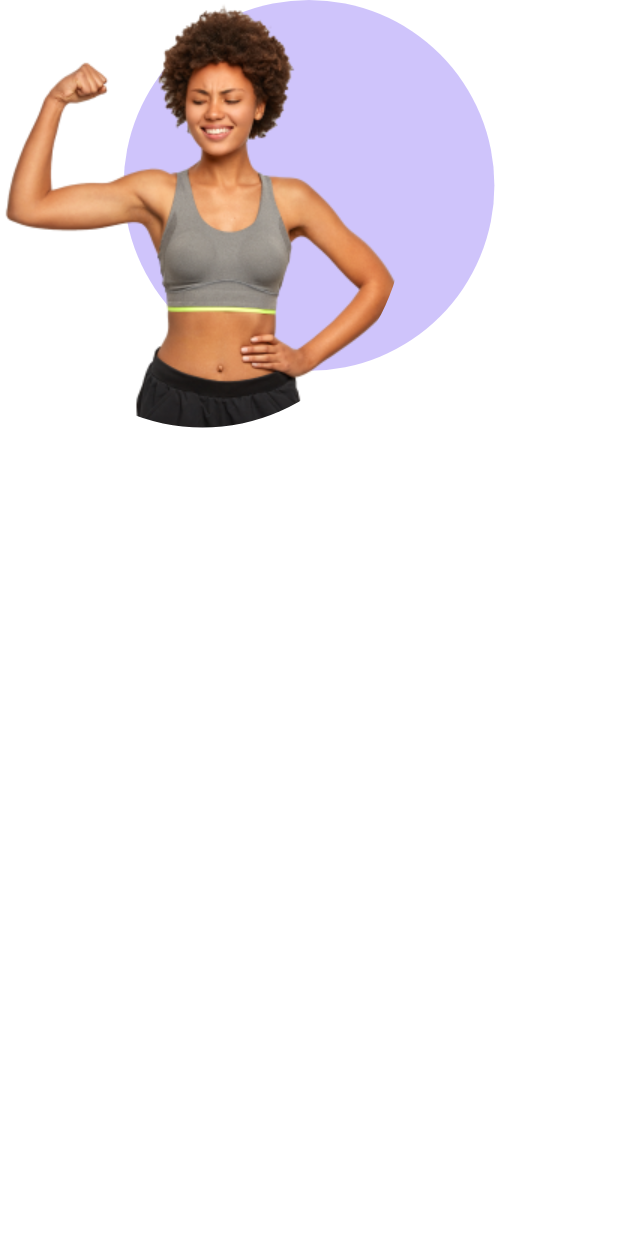
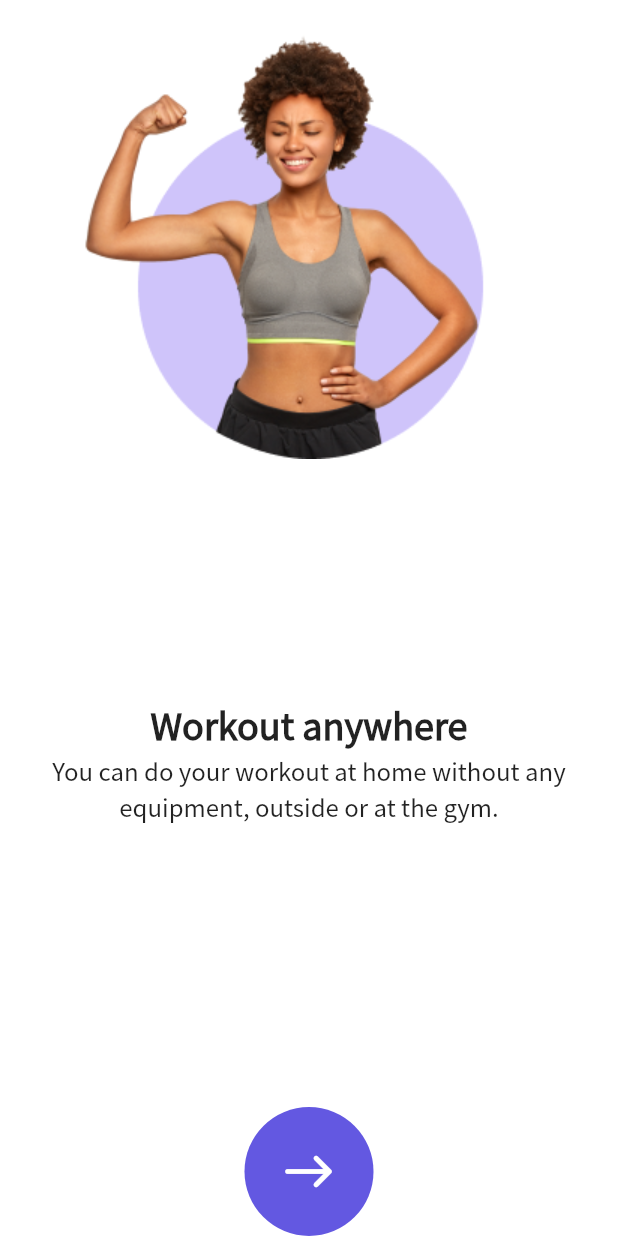
Before and after one commit to perpetio/fitness, a Flutter app: the screen it shows after launch, on a phone screen of 412 x 824 dp. Run offline on Flutter 3.47's test engine with Material 2 defaults, Android fonts, the phone set to English and light mode, and no system bars.

Commit message:
Start onboarding screen development

```diff
--- a/lib/constants.dart
+++ b/lib/constants.dart
@@ -1,3 +1,4 @@
 import 'package:flutter/material.dart';
 
 const kTextColor = Color(0xFF1F2022);
+const kPrimaryColor = Color(0xFF6358E1);
--- a/lib/screens/onboarding/components/body.dart
+++ b/lib/screens/onboarding/components/body.dart
@@ -1,3 +1,4 @@
+import 'package:fitness_flutter/constants.dart';
 import 'package:fitness_flutter/size_config.dart';
 import 'package:flutter/material.dart';
 
@@ -6,25 +7,84 @@ class Body extends StatelessWidget {
   Widget build(BuildContext context) {
     return SafeArea(
       child: Column(
+        // crossAxisAlignment: CrossAxisAlignment.center,
         children: [
           Expanded(
             flex: 4,
-            child: Stack(
+            child: OnboardingTile(
+              title: 'Workout anywhere',
+              mainText:
+                  'You can do your workout at home without any equipment, outside or at the gym.',
+              imagePath: 'assets/images/onboarding/onboarding1.png',
+            ),
+          ),
+          Expanded(
+            flex: 2,
+            child: Column(
               children: [
-                Container(
-                  height: SizeConfig.screenHeight * 0.30,
-                  decoration: BoxDecoration(
-                    color: Color(0xFFCFC4FB),
-                    shape: BoxShape.circle,
+                Row(
+                    // children: List.generate(3, (index) => _buildDot()),
+                    ),
+                Spacer(),
+                Material(
+                  shape: CircleBorder(),
+                  color: kPrimaryColor,
+                  child: RawMaterialButton(
+                    shape: CircleBorder(),
+                    onPressed: () {},
+                    child: Padding(
+                      padding: const EdgeInsets.all(24.0),
+                      child: Icon(
+                        Icons.east_rounded,
+                        size: 38.0,
+                        color: Colors.white,
+                      ),
+                    ),
                   ),
-                ),
-                ClipOval(child: Image.asset('assets/images/3_6.png'))
+                )
               ],
             ),
           ),
-          Expanded(flex: 2, child: Container())
         ],
       ),
     );
   }
 }
+
+class OnboardingTile extends StatelessWidget {
+  final title, imagePath, mainText;
+
+  OnboardingTile({this.imagePath, this.mainText, this.title});
+
+  @override
+  Widget build(BuildContext context) {
+    return Column(
+      children: [
+        Padding(
+          padding: EdgeInsets.only(right: SizeConfig.screenWidth * 0.075),
+          child: Image.asset(imagePath),
+        ),
+        Spacer(),
+        Text(
+          title,
+          style: TextStyle(
+            fontWeight: FontWeight.w700,
+            fontSize: 24.0,
+          ),
+        ),
+        Padding(
+          padding: EdgeInsets.symmetric(
+            horizontal: SizeConfig.screenWidth / 100,
+          ),
+          child: Text(
+            mainText,
+            style: TextStyle(
+              fontSize: 16.0,
+            ),
+            textAlign: TextAlign.center,
+          ),
+        ),
+      ],
+    );
+  }
+}
--- /dev/null
+++ b/lib/screens/onboarding/components/onboarding_clipper.dart
@@ -0,0 +1,13 @@
+import 'package:flutter/material.dart';
+
+class OnboardingClipper extends CustomClipper<Rect> {
+  @override
+  Rect getClip(Size size) {
+    return Rect.fromLTWH(0, 0, size.width + 25, size.height);
+  }
+
+  @override
+  bool shouldReclip(covariant CustomClipper<Rect> oldClipper) {
+    return false;
+  }
+}
--- a/pubspec.yaml
+++ b/pubspec.yaml
@@ -28,6 +28,8 @@ dependencies:
   # The following adds the Cupertino Icons font to your application.
   # Use with the CupertinoIcons class for iOS style icons.
   cupertino_icons: ^1.0.2
+  smooth_page_indicator: ^0.2.3
+  step_progress_indicator: ^1.0.0
 
 dev_dependencies:
   flutter_test:
@@ -43,7 +45,7 @@ flutter:
   # To add assets to your application, add an assets section, like this:
   assets:
     - assets/icons/
-    - assets/images/
+    - assets/images/onboarding/
 
   # An image asset can refer to one or more resolution-specific "variants", see
   # https://flutter.dev/assets-and-images/#resolution-aware.
```
Also changed, not shown: assets/images/3_6.png (deleted), assets/images/onboarding/onboarding1.png (added), pubspec.lock.
